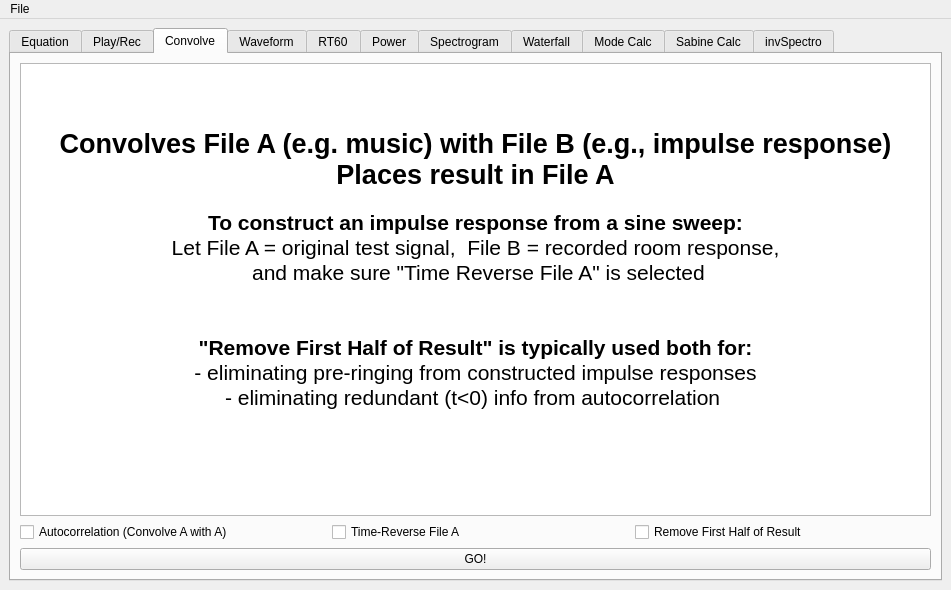
Above: source/ui_shaart.ui from drscotthawley/SHAART before the change. Below: the same form after it.
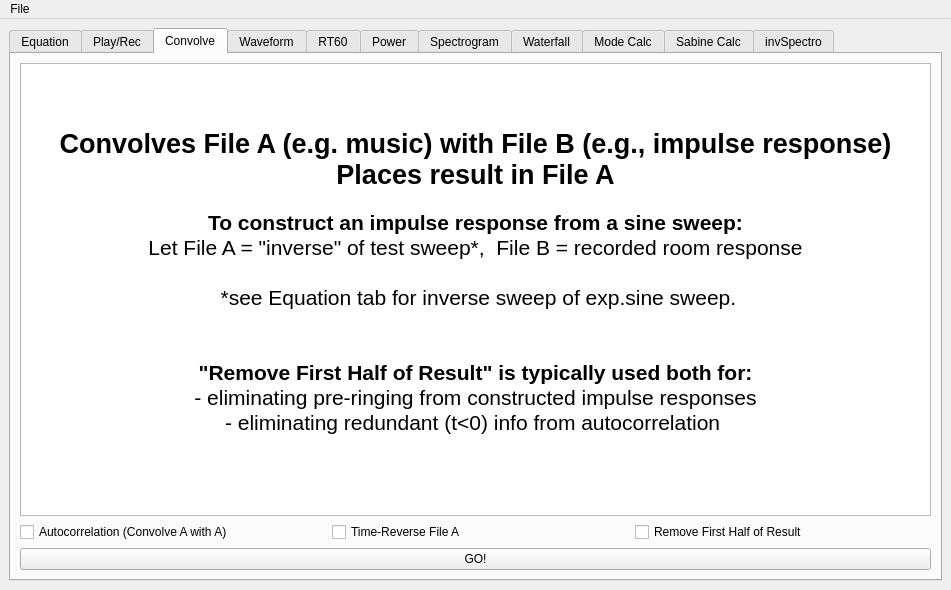
That is the form after the change. The open tabs and pages were chosen to show the change. Icons and pictures are not drawn. Custom widgets are drawn as their Qt base class.

Commit message:
Improved invSpectro quality and Equation speed
Equation is now lightning-fast
inspector uses a different method which yields slightly better results
than before.

Diff of the .ui file:
```diff
--- a/source/ui_shaart.ui
+++ b/source/ui_shaart.ui
@@ -382,8 +382,9 @@
 &lt;p align=&quot;center&quot; style=&quot; margin-top:0px; margin-bottom:0px; margin-left:0px; margin-right:0px; -qt-block-indent:0; text-indent:0px;&quot;&gt;&lt;span style=&quot; font-family:'Lucida Grande'; font-size:20pt; font-weight:600;&quot;&gt;Places result in File A&lt;/span&gt;&lt;/p&gt;
 &lt;p align=&quot;center&quot; style=&quot;-qt-paragraph-type:empty; margin-top:0px; margin-bottom:0px; margin-left:0px; margin-right:0px; -qt-block-indent:0; text-indent:0px; font-family:'Lucida Grande';&quot;&gt;&lt;br /&gt;&lt;/p&gt;
 &lt;p align=&quot;center&quot; style=&quot; margin-top:0px; margin-bottom:0px; margin-left:0px; margin-right:0px; -qt-block-indent:0; text-indent:0px;&quot;&gt;&lt;span style=&quot; font-family:'Lucida Grande'; font-size:16pt; font-weight:600;&quot;&gt;To construct an impulse response from a sine sweep:&lt;/span&gt;&lt;/p&gt;
-&lt;p align=&quot;center&quot; style=&quot; margin-top:0px; margin-bottom:0px; margin-left:0px; margin-right:0px; -qt-block-indent:0; text-indent:0px;&quot;&gt;&lt;span style=&quot; font-family:'Lucida Grande'; font-size:16pt;&quot;&gt;Let File A = original test signal,  File B = recorded room response,&lt;/span&gt;&lt;/p&gt;
-&lt;p align=&quot;center&quot; style=&quot; margin-top:0px; margin-bottom:0px; margin-left:0px; margin-right:0px; -qt-block-indent:0; text-indent:0px;&quot;&gt;&lt;span style=&quot; font-family:'Lucida Grande'; font-size:16pt;&quot;&gt; and make sure &amp;quot;Time Reverse File A&amp;quot; is selected&lt;/span&gt;&lt;/p&gt;
+&lt;p align=&quot;center&quot; style=&quot; margin-top:0px; margin-bottom:0px; margin-left:0px; margin-right:0px; -qt-block-indent:0; text-indent:0px;&quot;&gt;&lt;span style=&quot; font-family:'Lucida Grande'; font-size:16pt;&quot;&gt;Let File A = &amp;quot;inverse&amp;quot; of test sweep*,  File B = recorded room response&lt;/span&gt;&lt;/p&gt;
+&lt;p align=&quot;center&quot; style=&quot;-qt-paragraph-type:empty; margin-top:0px; margin-bottom:0px; margin-left:0px; margin-right:0px; -qt-block-indent:0; text-indent:0px; font-family:'Lucida Grande'; font-size:16pt;&quot;&gt;&lt;br /&gt;&lt;/p&gt;
+&lt;p align=&quot;center&quot; style=&quot; margin-top:0px; margin-bottom:0px; margin-left:0px; margin-right:0px; -qt-block-indent:0; text-indent:0px;&quot;&gt;&lt;span style=&quot; font-family:'Lucida Grande'; font-size:16pt;&quot;&gt; *see Equation tab for inverse sweep of exp.sine sweep.&lt;/span&gt;&lt;/p&gt;
 &lt;p align=&quot;center&quot; style=&quot;-qt-paragraph-type:empty; margin-top:0px; margin-bottom:0px; margin-left:0px; margin-right:0px; -qt-block-indent:0; text-indent:0px; font-family:'Lucida Grande'; font-size:16pt;&quot;&gt;&lt;br /&gt;&lt;/p&gt;
 &lt;p align=&quot;center&quot; style=&quot;-qt-paragraph-type:empty; margin-top:0px; margin-bottom:0px; margin-left:0px; margin-right:0px; -qt-block-indent:0; text-indent:0px; font-family:'Lucida Grande'; font-size:16pt;&quot;&gt;&lt;br /&gt;&lt;/p&gt;
 &lt;p align=&quot;center&quot; style=&quot; margin-top:0px; margin-bottom:0px; margin-left:0px; margin-right:0px; -qt-block-indent:0; text-indent:0px;&quot;&gt;&lt;span style=&quot; font-family:'Lucida Grande'; font-size:16pt; font-weight:600;&quot;&gt;&amp;quot;Remove First Half of Result&amp;quot; is typically used both for:&lt;/span&gt;&lt;/p&gt;
```
Left out of the diff: 3 changed lines with no effect on the pictures. The commit also changes 4 other files.
